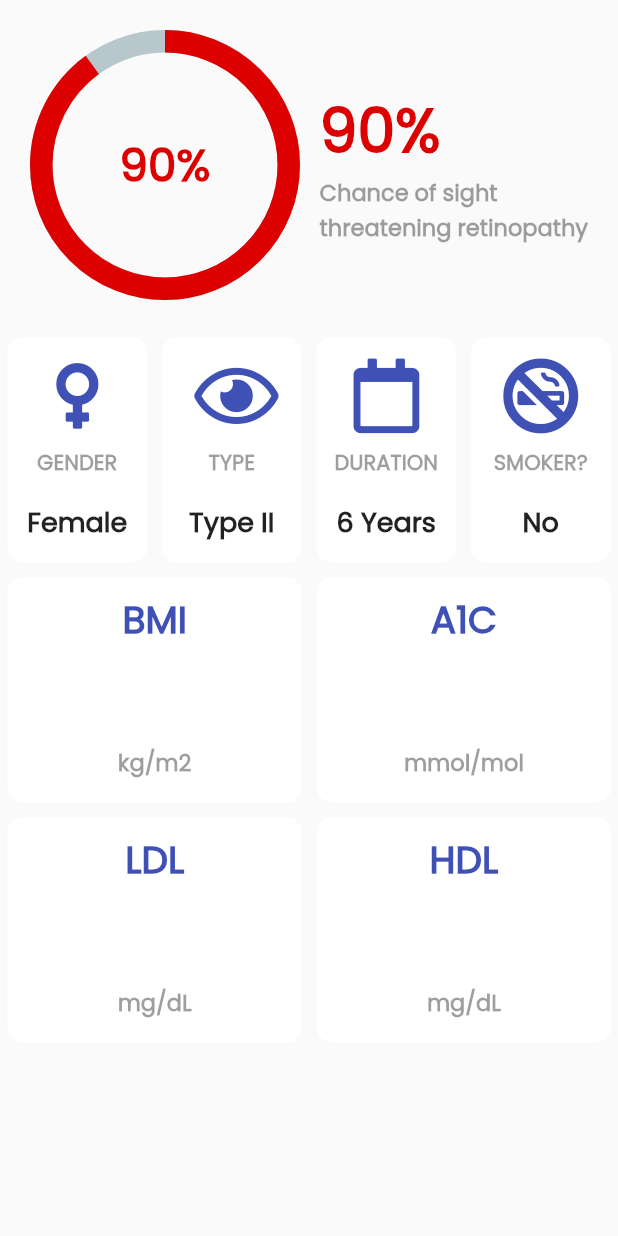
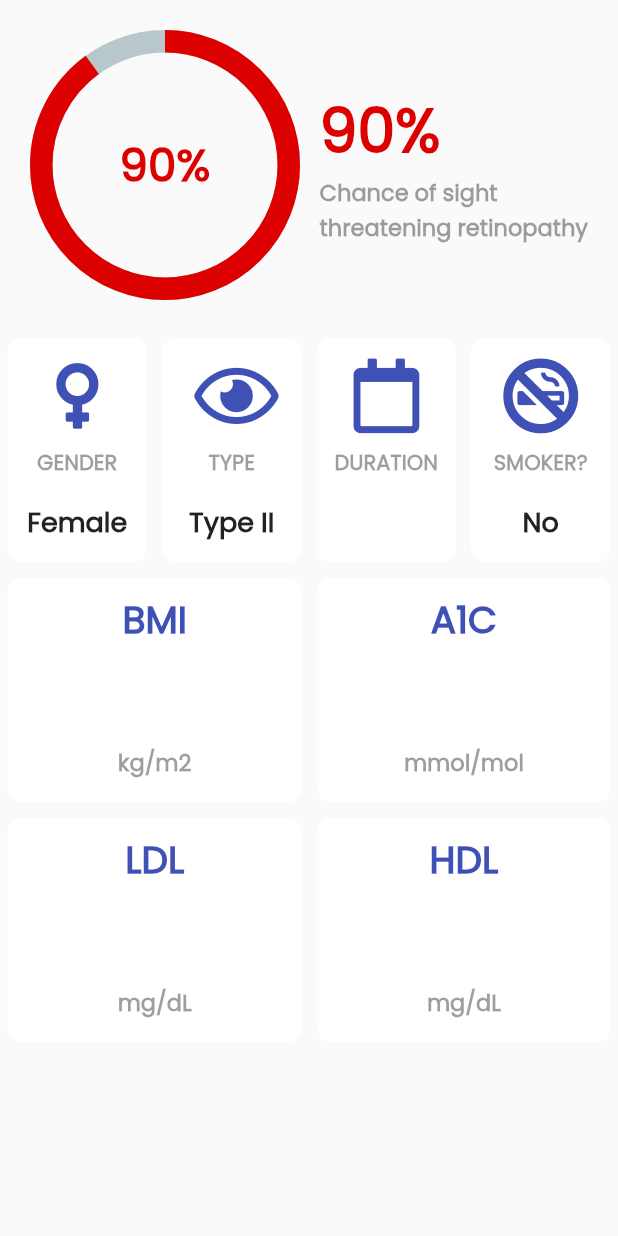
Before and after one commit to Ammar-Raneez/E-Ophthalmologist_UI, a Flutter app: the HomeScreen screen opened by its route, on a phone screen of 412 x 824 dp. Run offline on Flutter 3.47's test engine with Material 2 defaults, Android fonts, the phone set to English and light mode, and no system bars; drawn by our look-alikes of percent_indicator; our stand-ins replace cached_network_image, cloud_firestore, dio, firebase_auth, firebase_core, firebase_storage and 3 more; missing offline and left inert: add_2_calendar; accounts and stored records are empty.

Commit message:
added duration to home

```diff
--- a/lib/screens/home_screen.dart
+++ b/lib/screens/home_screen.dart
@@ -30,6 +30,7 @@ class _HomeScreenState extends State<HomeScreen> {
   static String a1c = "";
   static String ldl = "";
   static String hdl = "";
+  static String duration = "";
   var gender;
   var dm;
   var smoker;
@@ -76,6 +77,7 @@ class _HomeScreenState extends State<HomeScreen> {
       a1c = userDetails['A1C'];
       ldl = userDetails['LDL'];
       hdl = userDetails['HDL'];
+      duration = userDetails['Duration'];
       dm = userDetails['DM Type'];
       gender = userDetails['gender'];
       smoker = userDetails['smoker'];
@@ -200,7 +202,7 @@ class _HomeScreenState extends State<HomeScreen> {
                           dm.toString(),
                         ),
                         iconCard(
-                            FontAwesomeIcons.calendar, "DURATION", "6 Years"),
+                            FontAwesomeIcons.calendar, "DURATION", duration),
                         smoker == "No"
                             ? iconCard(
                                 FontAwesomeIcons.smokingBan,
```
